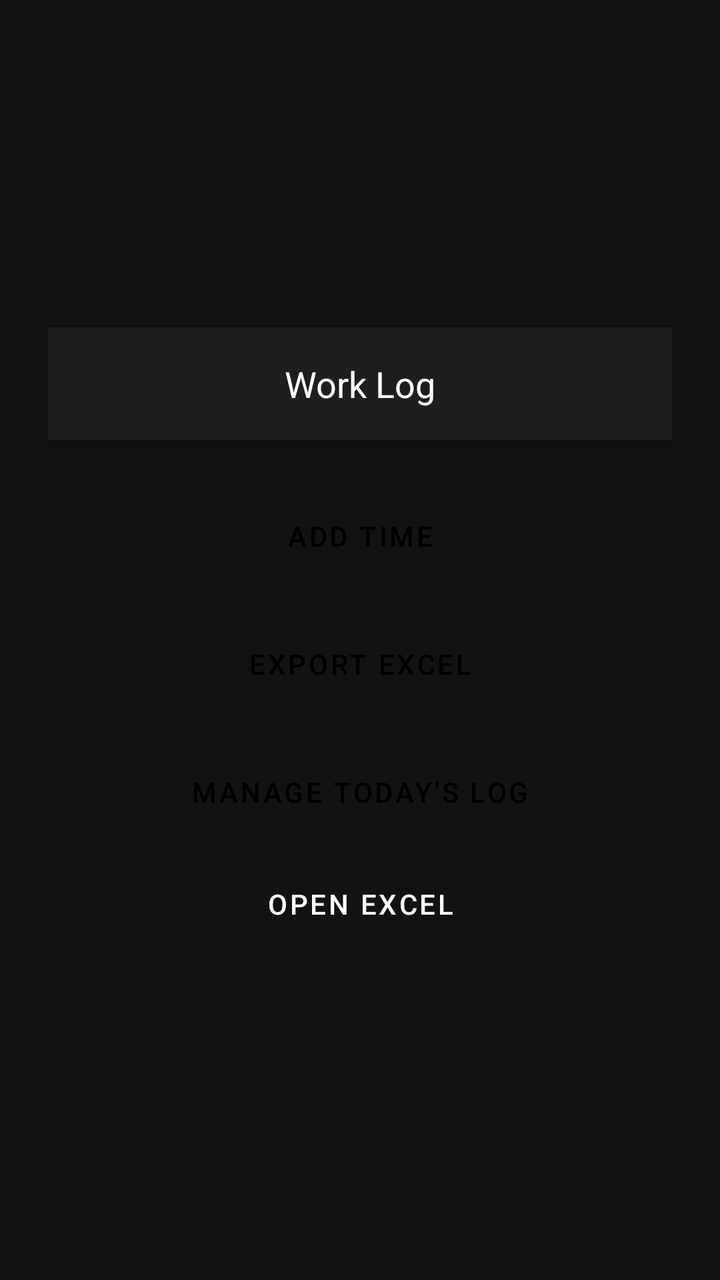
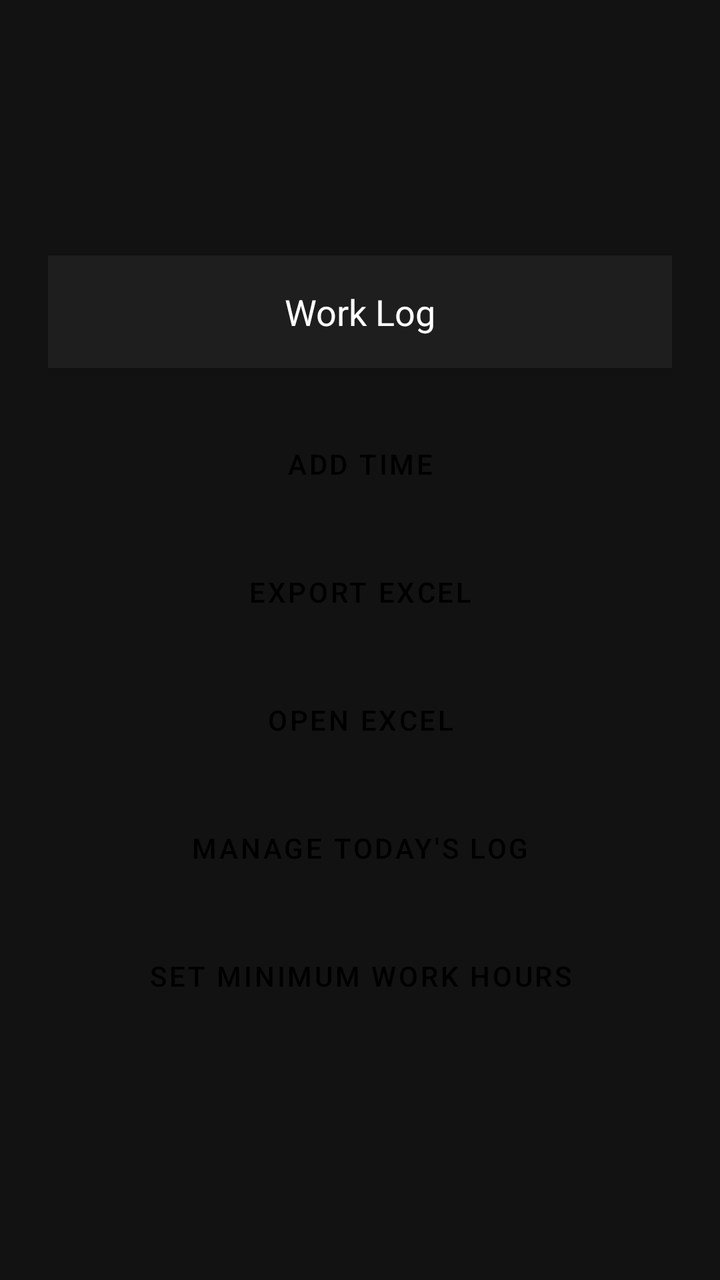

Before-and-after screenshots of an Android layout around one commit, followed by the original layout XML and the change that was made.
<!-- AndroidManifest.xml: application theme Theme.MsTimeLogger -->
<!-- res/layout/activity_main.xml -->
<?xml version="1.0" encoding="utf-8"?>
<LinearLayout xmlns:android="http://schemas.android.com/apk/res/android"
    android:layout_width="match_parent"
    android:layout_height="match_parent"
    android:orientation="vertical"
    android:padding="24dp"
    android:gravity="center"
    android:background="#121212">

    <TextView
        android:id="@+id/logTextView"
        android:layout_width="match_parent"
        android:layout_height="wrap_content"
        android:text="Work Log"
        android:textSize="18sp"
        android:textColor="#FFFFFF"
        android:padding="16dp"
        android:background="#1E1E1E"
        android:gravity="center"
        android:layout_marginBottom="24dp"
        android:elevation="4dp" />

    <Button
        android:id="@+id/addTimeButton"
        android:layout_width="match_parent"
        android:layout_height="wrap_content"
        android:text="Add Time"
        android:backgroundTint="#03DAC5"
        android:textColor="#000000"
        android:layout_marginBottom="16dp" />

    <Button
        android:id="@+id/exportButton"
        android:layout_width="match_parent"
        android:layout_height="wrap_content"
        android:text="Export Excel"
        android:backgroundTint="#BB86FC"
        android:textColor="#000000"
        android:layout_marginBottom="16dp" />

    <Button
        android:id="@+id/manageButton"
        android:layout_width="match_parent"
        android:layout_height="wrap_content"
        android:text="Manage Today's Log"
        android:backgroundTint="#FFB74D"
        android:textColor="#000000" />
    <Button
        android:id="@+id/openExcelButton"
        android:layout_width="match_parent"
        android:layout_height="wrap_content"
        android:text="Open Excel"
        android:layout_marginTop="8dp"
        android:backgroundTint="@color/black"
        android:textColor="@android:color/white" />



</LinearLayout>
<!-- resources referenced by this layout -->
<resources>
  <color name="black">#FF000000</color>
  <style name="Theme.MsTimeLogger" parent="Theme.MaterialComponents.DayNight.NoActionBar">
          <item name="android:windowBackground">#000000</item>
          <item name="android:textColor">#FFFFFF</item>
          <item name="android:buttonStyle">@style/Widget.MaterialComponents.Button.TextButton</item>
      </style>
</resources>

<!-- the commit's change to res/layout/activity_main.xml (unified diff, before → after) -->
@@ -39,21 +39,29 @@
         android:layout_marginBottom="16dp" />
 
     <Button
+        android:id="@+id/openExcelButton"
+        android:layout_width="match_parent"
+        android:layout_height="wrap_content"
+        android:text="Open Excel"
+        android:backgroundTint="#4CAF50"
+        android:textColor="#000000"
+        android:layout_marginBottom="16dp" />
+
+    <Button
         android:id="@+id/manageButton"
         android:layout_width="match_parent"
         android:layout_height="wrap_content"
         android:text="Manage Today's Log"
         android:backgroundTint="#FFB74D"
-        android:textColor="#000000" />
+        android:textColor="#000000"
+        android:layout_marginBottom="16dp" />
+
     <Button
-        android:id="@+id/openExcelButton"
+        android:id="@+id/setMinWorkButton"
         android:layout_width="match_parent"
         android:layout_height="wrap_content"
-        android:text="Open Excel"
-        android:layout_marginTop="8dp"
-        android:backgroundTint="@color/black"
-        android:textColor="@android:color/white" />
-
-
+        android:text="Set Minimum Work Hours"
+        android:backgroundTint="#90CAF9"
+        android:textColor="#000000" />
 
 </LinearLayout>
<!-- resource entries referenced after the edit -->
@@ -1,6 +1,5 @@
 <!-- resources referenced by this layout -->
 <resources>
-  <color name="black">#FF000000</color>
   <style name="Theme.MsTimeLogger" parent="Theme.MaterialComponents.DayNight.NoActionBar">
           <item name="android:windowBackground">#000000</item>
           <item name="android:textColor">#FFFFFF</item>
